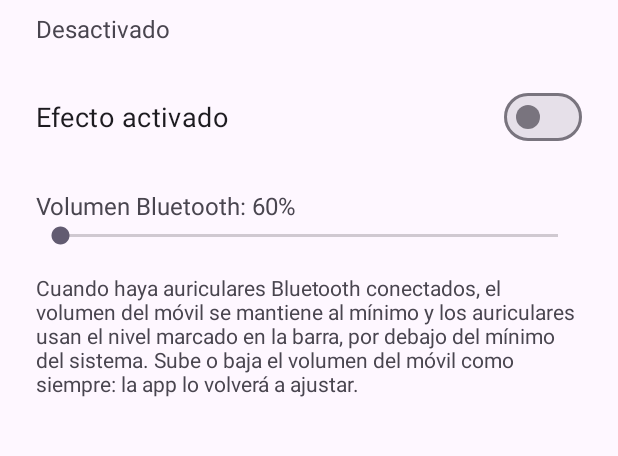
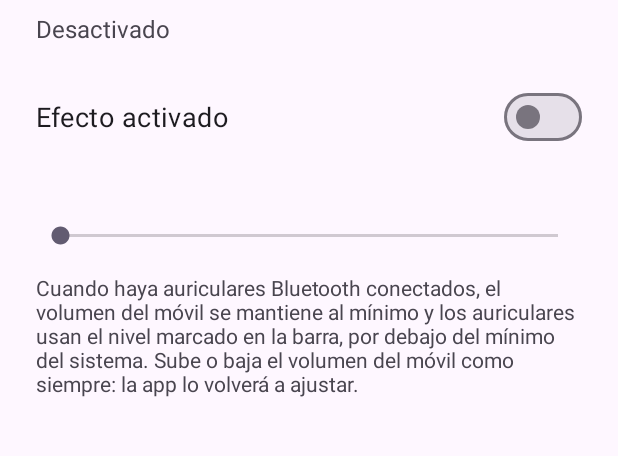
Before and after one commit to KnightofTheDream/Bluetooth-Quiet, an Android app: the layout activity_main.xml on its own in the app's theme, with its tools: preview values and no code run, on a phone screen of 412 x 824 dp, the part 85-541 px from its top. Run offline under Robolectric (Android 15) with nearby library versions, the phone set to English and light mode, and no system bars.

Commit message:
Fix crash al abrir: volume_value requería formato (UnknownFormatConversionException); sube a 1.0.1

```diff
--- a/app/build.gradle.kts
+++ b/app/build.gradle.kts
@@ -11,8 +11,8 @@ android {
         applicationId = "com.bluetoothquiet"
         minSdk = 26
         targetSdk = 35
-        versionCode = 1
-        versionName = "1.0"
+        versionCode = 2
+        versionName = "1.0.1"
     }
 
     buildTypes {
--- a/app/src/main/res/layout/activity_main.xml
+++ b/app/src/main/res/layout/activity_main.xml
@@ -33,7 +33,6 @@
         android:layout_width="wrap_content"
         android:layout_height="wrap_content"
         android:layout_marginTop="24dp"
-        android:text="@string/volume_value"
         android:textSize="16sp" />
 
     <SeekBar
--- a/app/src/main/res/values/strings.xml
+++ b/app/src/main/res/values/strings.xml
@@ -6,7 +6,7 @@
     <string name="status_off">Desactivado</string>
     <string name="status_waiting">Activo · esperando auriculares Bluetooth…</string>
     <string name="status_active">Activo · auriculares Bluetooth conectados</string>
-    <string name="volume_value">Volumen Bluetooth: 60%</string>
+    <string name="volume_value">Volumen Bluetooth: %1$d%%</string>
     <string name="explanation">Cuando haya auriculares Bluetooth conectados, el volumen del móvil se mantiene al mínimo y los auriculares usan el nivel marcado en la barra, por debajo del mínimo del sistema. Sube o baja el volumen del móvil como siempre: la app lo volverá a ajustar.</string>
     <string name="notif_active">Activo · reduciendo volumen de los auriculares Bluetooth</string>
     <string name="notif_waiting">Activo · esperando auriculares Bluetooth</string>
```
Also changed, not shown: 1 other file.
